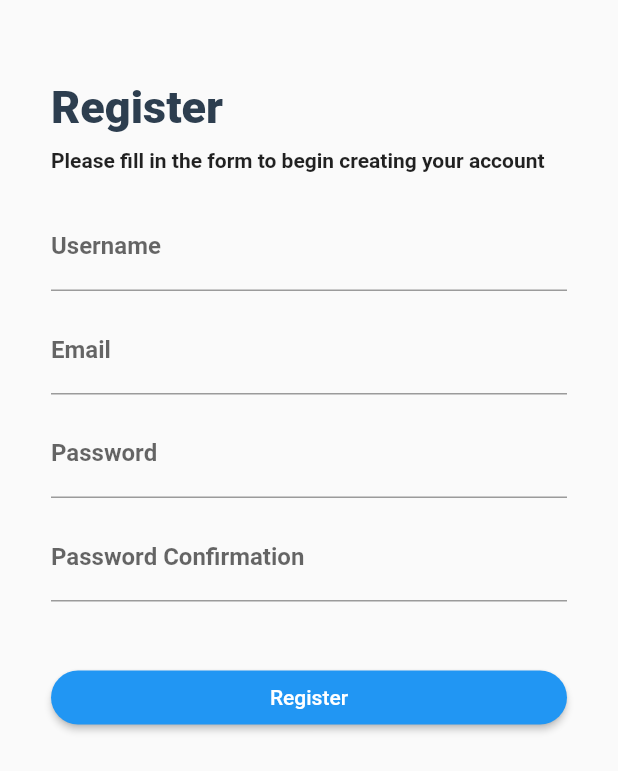
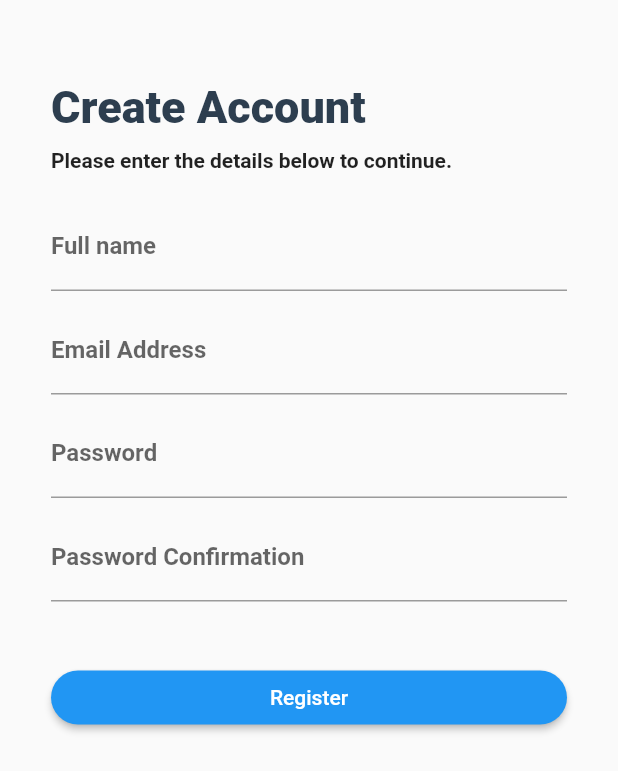
Before and after one commit to YudaSaputraa/itc_administrasi_kas, a Flutter app: the RegisterPage screen opened directly, on a phone screen of 412 x 824 dp. Shown: the top 771 px of the screen. Run offline on Flutter 3.47's test engine with Material 2 defaults, Android fonts, the phone set to English and light mode, and no system bars; our stand-ins replace flutter_svg, get, google_fonts, responsive_sizer, smooth_page_indicator.

Commit message:
changes in register page

```diff
--- a/lib/features/register/registerPage.dart
+++ b/lib/features/register/registerPage.dart
@@ -26,7 +26,7 @@ class _RegisterPageState extends State<RegisterPage> {
                 Container(
                   margin: EdgeInsets.only(top: 20),
                   child: const Text(
-                    "Register",
+                    "Create Account",
                     style: TextStyle(
                         color: Color(0xff2D3E4F),
                         fontWeight: FontWeight.w800,
@@ -35,7 +35,7 @@ class _RegisterPageState extends State<RegisterPage> {
                 ),
                 const SizedBox(height: 10),
                 Text(
-                  "Please fill in the form to begin creating your account",
+                  "Please enter the details below to continue.",
                   style: TextStyle(fontWeight: FontWeight.w600, fontSize: 14),
                 ),
                 const SizedBox(height: 20),
@@ -44,7 +44,8 @@ class _RegisterPageState extends State<RegisterPage> {
                   child: TextField(
                     controller: _usernameController,
                     decoration: InputDecoration(
-                        labelText: 'Username',
+                        labelText: 'Full name',
+                        hintText: 'Enter your name',
                         labelStyle: TextStyle(fontWeight: FontWeight.bold)),
                   ),
                 ),
@@ -54,7 +55,8 @@ class _RegisterPageState extends State<RegisterPage> {
                   child: TextField(
                     controller: _emailController,
                     decoration: InputDecoration(
-                        labelText: 'Email',
+                        labelText: 'Email Address',
+                        hintText: 'Enter your E-mail address',
                         labelStyle: TextStyle(fontWeight: FontWeight.bold)),
                   ),
                 ),
@@ -66,6 +68,7 @@ class _RegisterPageState extends State<RegisterPage> {
                     obscureText: true,
                     decoration: InputDecoration(
                         labelText: 'Password',
+                        hintText: 'Type your password',
                         labelStyle: TextStyle(fontWeight: FontWeight.bold)),
                   ),
                 ),
@@ -77,6 +80,7 @@ class _RegisterPageState extends State<RegisterPage> {
                     obscureText: true,
                     decoration: InputDecoration(
                         labelText: 'Password Confirmation',
+                        hintText: 'Re-type your password',
                         labelStyle: TextStyle(fontWeight: FontWeight.bold)),
                   ),
                 ),
```
